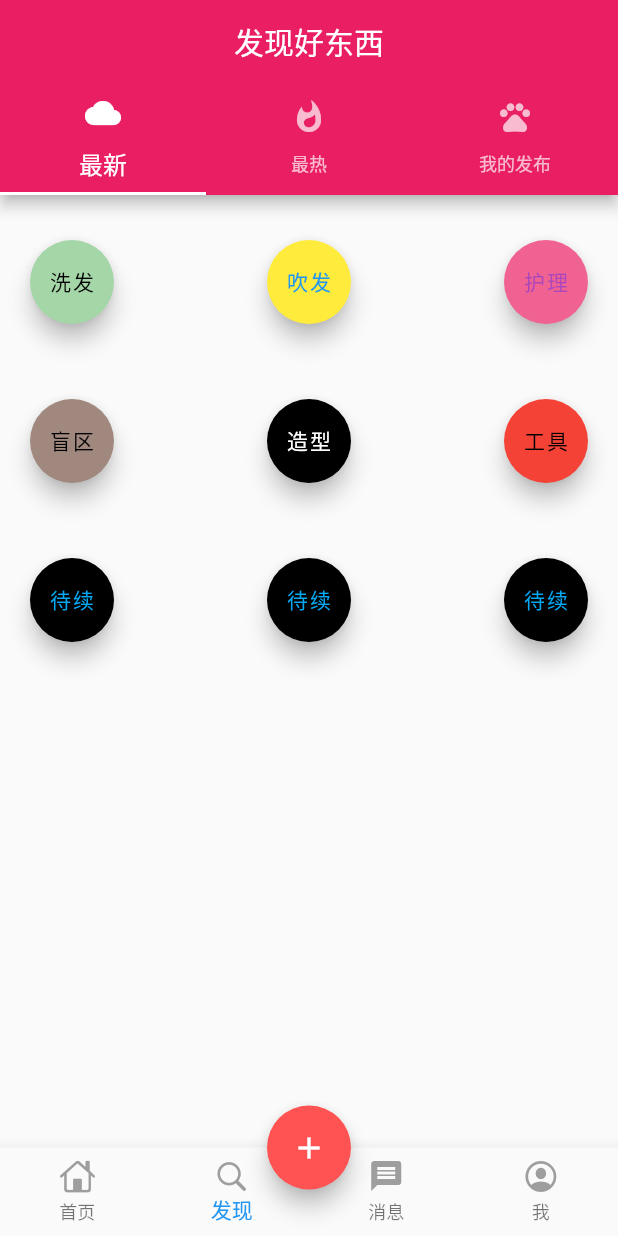
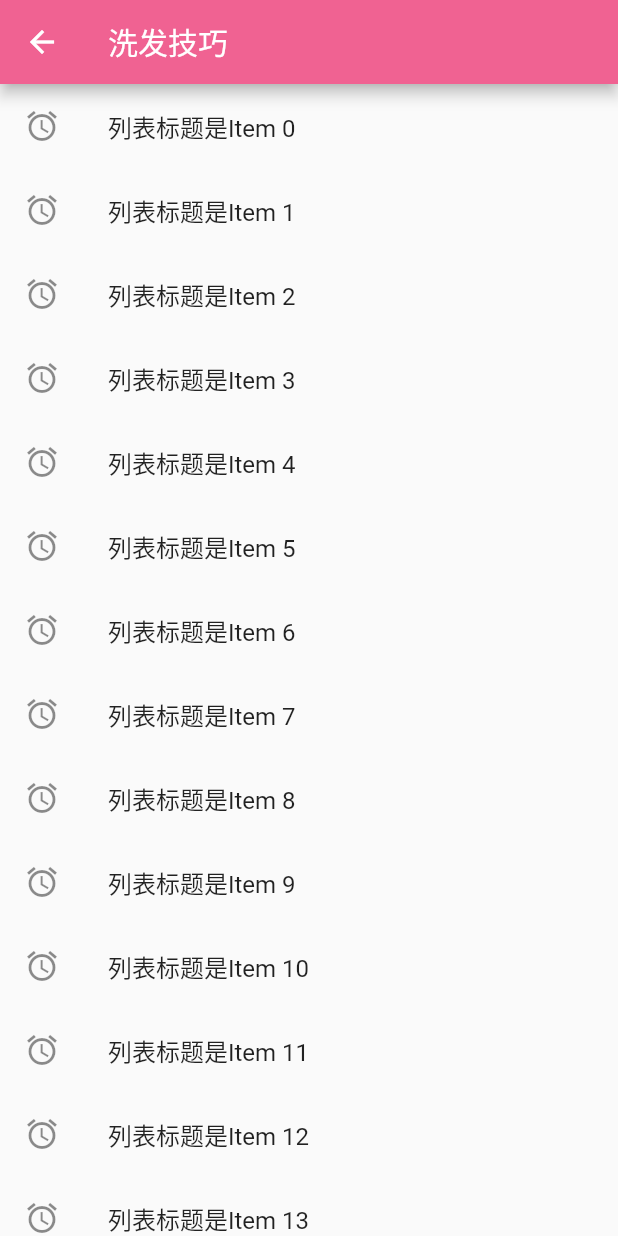
Before and after one commit to 895970721/jinjianzi, a Flutter app: the screen it shows after launch, item 2 of the bottom bar chosen, after a tap on "洗发", on a phone screen of 412 x 824 dp. Run offline on Flutter 3.47's test engine with Material 2 defaults, Android fonts, the light colour scheme and no system bars; our stand-ins replace dio, flutter_easyrefresh, flutter_screenutil.

Commit message:
2019/3/21
增加了六个按钮的点击后的子页面，都放在文件夹six中，并初步写了一个动态列表作为测试

```diff
--- /dev/null
+++ b/lib/six/clear_hair.dart
@@ -0,0 +1,38 @@
+import 'package:flutter/material.dart';
+
+class clear_hair extends StatelessWidget {
+
+  @override
+  Widget build(BuildContext context) {
+    return Scaffold(
+      appBar: AppBar(
+        backgroundColor: Colors.pink[300],
+        title: Text('洗发技巧'),),
+      body: Center(
+        child: MyListView(items: new List<String>.generate(100, (i)=> "Item $i")),
+          ),
+          );
+  }
+}
+
+class MyListView extends StatelessWidget {
+  //设置属性，用来接收外部参数， final 参数类型，参数名
+  final List<String> items;
+  //以下是构造函数，固定语法
+  MyListView({Key key, @required this.items}):super(key:key);
+
+  @override
+  Widget build(BuildContext context){
+
+    return ListView.builder(
+      itemCount: items.length,
+      itemBuilder: (context,index){
+        return ListTile(
+          leading: Icon(Icons.access_alarm),
+          title: Text("列表标题是${items[index]}"),
+        );
+      },
+    );
+
+  }
+}
```
Also changed, not shown: lib/pages/found_page.dart (+31 -6 lines), lib/six/blind_hair.dart (added, +20 -0 lines), lib/six/blow_hair.dart (added, +20 -0 lines), lib/six/model_hair.dart (added, +17 -0 lines), lib/six/nurse_hair.dart (added, +20 -0 lines), lib/six/tool_hair.dart (added, +20 -0 lines).
